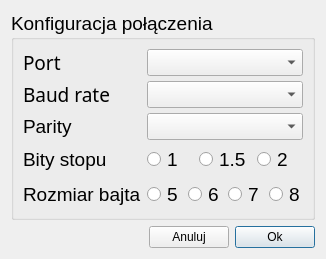
Above: ui/settingsDialog.ui from p4r4noj4/spectroscope-connector before the change. Below: the same form after it.
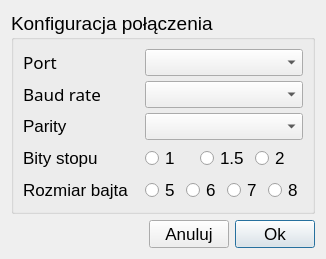
That is the form after the change.

The edit to the form file:
```diff
--- a/ui/settingsDialog.ui
+++ b/ui/settingsDialog.ui
@@ -50,6 +50,24 @@
    <bool>false</bool>
   </property>
   <layout class="QGridLayout" name="gridLayout">
+   <item row="3" column="0">
+    <spacer name="horizontalSpacer">
+     <property name="font">
+      <font>
+       <pointsize>13</pointsize>
+      </font>
+     </property>
+     <property name="orientation">
+      <enum>Qt::Horizontal</enum>
+     </property>
+     <property name="sizeHint" stdset="0">
+      <size>
+       <width>40</width>
+       <height>20</height>
+      </size>
+     </property>
+    </spacer>
+   </item>
    <item row="3" column="2">
     <widget class="QPushButton" name="okSettingsButton">
      <property name="enabled">
@@ -63,6 +81,7 @@
      </property>
      <property name="font">
       <font>
+       <pointsize>13</pointsize>
        <kerning>true</kerning>
       </font>
      </property>
@@ -82,6 +101,11 @@
        <height>16777215</height>
       </size>
      </property>
+     <property name="font">
+      <font>
+       <pointsize>13</pointsize>
+      </font>
+     </property>
      <property name="text">
       <string>Anuluj</string>
      </property>
@@ -121,6 +145,11 @@
        <layout class="QHBoxLayout" name="horizontalLayout_2">
         <item>
          <widget class="QRadioButton" name="radioButton">
+          <property name="font">
+           <font>
+            <pointsize>13</pointsize>
+           </font>
+          </property>
           <property name="text">
            <string>5</string>
           </property>
@@ -131,6 +160,11 @@
         </item>
         <item>
          <widget class="QRadioButton" name="radioButton_4">
+          <property name="font">
+           <font>
+            <pointsize>13</pointsize>
+           </font>
+          </property>
           <property name="text">
            <string>6</string>
           </property>
@@ -141,6 +175,11 @@
         </item>
         <item>
          <widget class="QRadioButton" name="radioButton_3">
+          <property name="font">
+           <font>
+            <pointsize>13</pointsize>
+           </font>
+          </property>
           <property name="text">
            <string>7</string>
           </property>
@@ -151,6 +190,11 @@
         </item>
         <item>
          <widget class="QRadioButton" name="radioButton_2">
+          <property name="font">
+           <font>
+            <pointsize>13</pointsize>
+           </font>
+          </property>
           <property name="text">
            <string>8</string>
           </property>
@@ -172,7 +216,7 @@
         <property name="font">
          <font>
           <family>.Lucida Grande UI</family>
-          <pointsize>14</pointsize>
+          <pointsize>13</pointsize>
          </font>
         </property>
        </widget>
@@ -182,7 +226,7 @@
         <property name="font">
          <font>
           <family>.Lucida Grande UI</family>
-          <pointsize>14</pointsize>
+          <pointsize>13</pointsize>
          </font>
         </property>
         <property name="text">
@@ -201,7 +245,7 @@
         <property name="font">
          <font>
           <family>.Lucida Grande UI</family>
-          <pointsize>14</pointsize>
+          <pointsize>13</pointsize>
          </font>
         </property>
         <property name="text">
@@ -220,13 +264,18 @@
         <property name="font">
          <font>
           <family>.Lucida Grande UI</family>
-          <pointsize>14</pointsize>
+          <pointsize>13</pointsize>
          </font>
         </property>
        </widget>
       </item>
       <item row="3" column="0">
        <widget class="QLabel" name="label_3">
+        <property name="font">
+         <font>
+          <pointsize>13</pointsize>
+         </font>
+        </property>
         <property name="text">
          <string>Parity</string>
         </property>
@@ -242,7 +291,7 @@
         </property>
         <property name="font">
          <font>
-          <pointsize>14</pointsize>
+          <pointsize>13</pointsize>
          </font>
         </property>
        </widget>
@@ -251,6 +300,11 @@
        <layout class="QHBoxLayout" name="horizontalLayout">
         <item>
          <widget class="QRadioButton" name="radioButtonBits1">
+          <property name="font">
+           <font>
+            <pointsize>13</pointsize>
+           </font>
+          </property>
           <property name="text">
            <string>1</string>
           </property>
@@ -261,6 +315,11 @@
         </item>
         <item>
          <widget class="QRadioButton" name="radioButtonBits15">
+          <property name="font">
+           <font>
+            <pointsize>13</pointsize>
+           </font>
+          </property>
           <property name="text">
            <string>1.5</string>
           </property>
@@ -271,6 +330,11 @@
         </item>
         <item>
          <widget class="QRadioButton" name="radioButton2">
+          <property name="font">
+           <font>
+            <pointsize>13</pointsize>
+           </font>
+          </property>
           <property name="text">
            <string>2</string>
           </property>
@@ -283,6 +347,11 @@
       </item>
       <item row="7" column="0" rowspan="2">
        <widget class="QLabel" name="label_5">
+        <property name="font">
+         <font>
+          <pointsize>13</pointsize>
+         </font>
+        </property>
         <property name="text">
          <string>Rozmiar bajta</string>
         </property>
@@ -290,6 +359,11 @@
       </item>
       <item row="5" column="0" rowspan="2">
        <widget class="QLabel" name="label_4">
+        <property name="font">
+         <font>
+          <pointsize>13</pointsize>
+         </font>
+        </property>
         <property name="text">
          <string>Bity stopu</string>
         </property>
```
Left out of the diff: 15 changed lines with no effect on the pictures.
